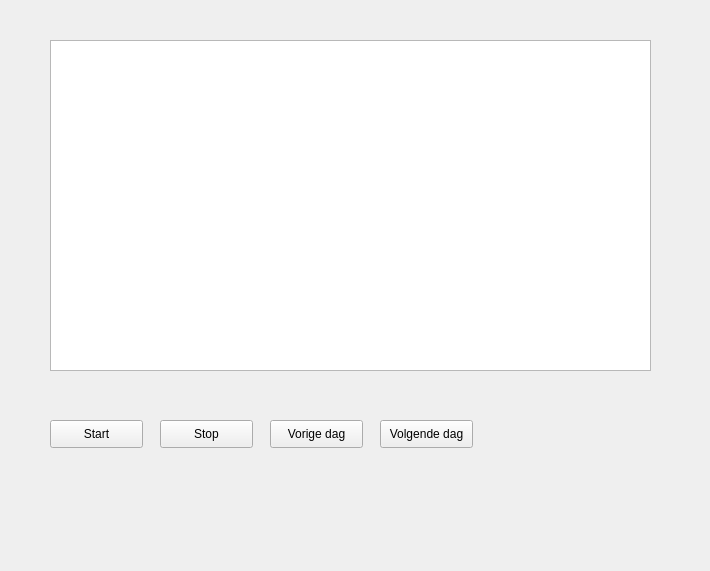
Above: src/vaccininterface.ui from Sam-Roggeman/ProjectPSE before the change. Below: the same form after it.
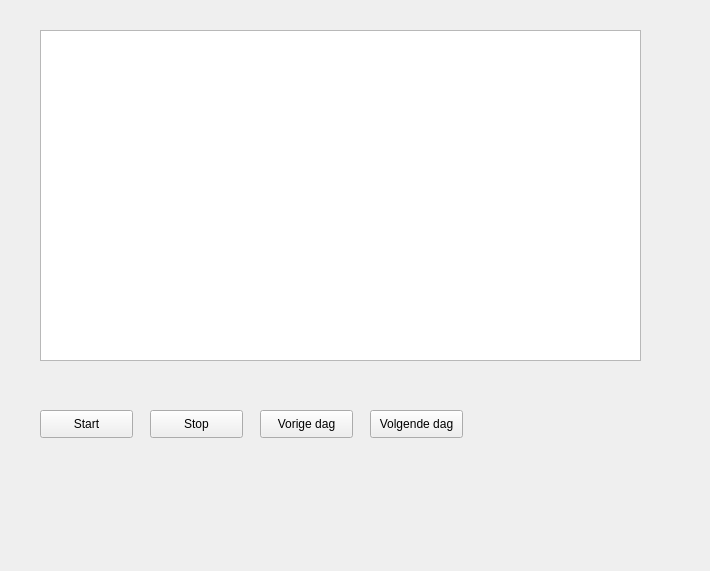
That is the form after the change.

Diff of the .ui file:
```diff
--- a/src/vaccininterface.ui
+++ b/src/vaccininterface.ui
@@ -16,10 +16,10 @@
   <widget class="QStackedWidget" name="stackedWidget">
    <property name="geometry">
     <rect>
-     <x>0</x>
-     <y>10</y>
-     <width>691</width>
-     <height>491</height>
+     <x>-10</x>
+     <y>0</y>
+     <width>701</width>
+     <height>561</height>
     </rect>
    </property>
    <property name="currentIndex">
```
